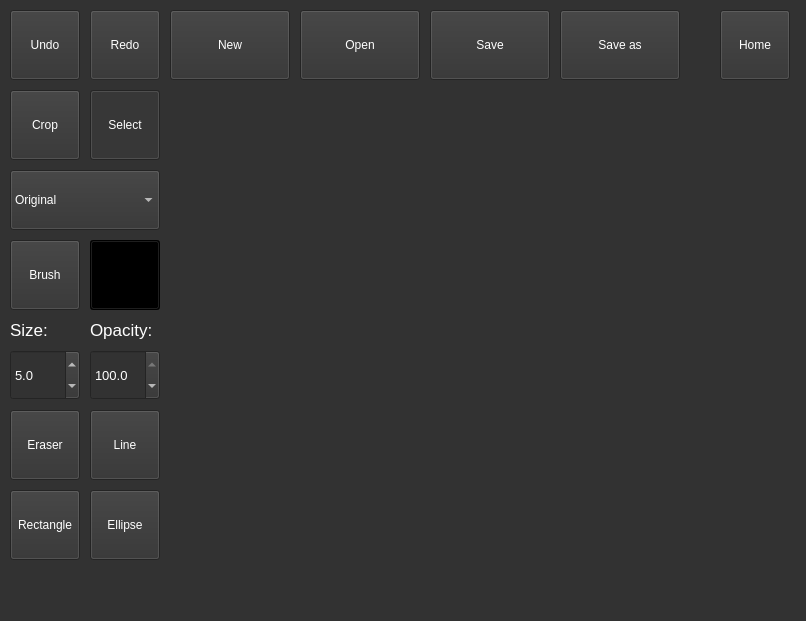
Above: designs/image_editor_window.ui from DaryaSanina/media-editor before the change. Below: the same form after it.
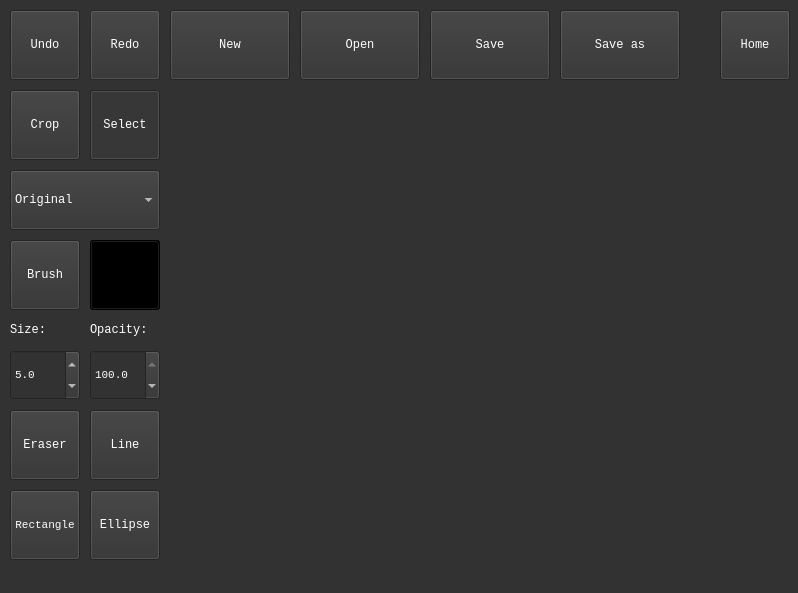
That is the form after the change.

```diff
--- a/designs/image_editor_window.ui
+++ b/designs/image_editor_window.ui
@@ -6,10 +6,16 @@
    <rect>
     <x>0</x>
     <y>0</y>
-    <width>806</width>
-    <height>621</height>
+    <width>798</width>
+    <height>593</height>
    </rect>
   </property>
+  <property name="sizePolicy">
+   <sizepolicy hsizetype="Fixed" vsizetype="Fixed">
+    <horstretch>0</horstretch>
+    <verstretch>0</verstretch>
+   </sizepolicy>
+  </property>
   <property name="windowTitle">
    <string>Image Editor</string>
   </property>
@@ -26,6 +32,11 @@
       <height>70</height>
      </rect>
     </property>
+    <property name="font">
+     <font>
+      <family>Consolas</family>
+     </font>
+    </property>
     <property name="styleSheet">
      <string notr="true">color: white;</string>
     </property>
@@ -42,6 +53,11 @@
       <height>70</height>
      </rect>
     </property>
+    <property name="font">
+     <font>
+      <family>Consolas</family>
+     </font>
+    </property>
     <property name="styleSheet">
      <string notr="true">color: white;</string>
     </property>
@@ -58,6 +74,11 @@
       <height>70</height>
      </rect>
     </property>
+    <property name="font">
+     <font>
+      <family>Consolas</family>
+     </font>
+    </property>
     <property name="styleSheet">
      <string notr="true">color: white;</string>
     </property>
@@ -74,6 +95,11 @@
       <height>70</height>
      </rect>
     </property>
+    <property name="font">
+     <font>
+      <family>Consolas</family>
+     </font>
+    </property>
     <property name="styleSheet">
      <string notr="true">color: white;</string>
     </property>
@@ -90,6 +116,11 @@
       <height>70</height>
      </rect>
     </property>
+    <property name="font">
+     <font>
+      <family>Consolas</family>
+     </font>
+    </property>
     <property name="styleSheet">
      <string notr="true">color: white</string>
     </property>
@@ -112,6 +143,11 @@
       <height>70</height>
      </rect>
     </property>
+    <property name="font">
+     <font>
+      <family>Consolas</family>
+     </font>
+    </property>
     <property name="styleSheet">
      <string notr="true">color: white</string>
     </property>
@@ -137,6 +173,11 @@
       <height>70</height>
      </rect>
     </property>
+    <property name="font">
+     <font>
+      <family>Consolas</family>
+     </font>
+    </property>
     <property name="styleSheet">
      <string notr="true">color: white</string>
     </property>
@@ -175,6 +216,11 @@
       <height>70</height>
      </rect>
     </property>
+    <property name="font">
+     <font>
+      <family>Consolas</family>
+     </font>
+    </property>
     <property name="styleSheet">
      <string notr="true">color: white</string>
     </property>
@@ -197,6 +243,11 @@
       <height>70</height>
      </rect>
     </property>
+    <property name="font">
+     <font>
+      <family>Consolas</family>
+     </font>
+    </property>
     <property name="styleSheet">
      <string notr="true">color: white</string>
     </property>
@@ -219,6 +270,12 @@
       <height>70</height>
      </rect>
     </property>
+    <property name="font">
+     <font>
+      <family>Consolas</family>
+      <pointsize>8</pointsize>
+     </font>
+    </property>
     <property name="styleSheet">
      <string notr="true">color: white</string>
     </property>
@@ -241,6 +298,11 @@
       <height>70</height>
      </rect>
     </property>
+    <property name="font">
+     <font>
+      <family>Consolas</family>
+     </font>
+    </property>
     <property name="styleSheet">
      <string notr="true">color: white</string>
     </property>
@@ -263,6 +325,11 @@
       <height>60</height>
      </rect>
     </property>
+    <property name="font">
+     <font>
+      <family>Consolas</family>
+     </font>
+    </property>
     <property name="styleSheet">
      <string notr="true">color: white</string>
     </property>
@@ -346,7 +413,8 @@
     </property>
     <property name="font">
      <font>
-      <pointsize>13</pointsize>
+      <family>Consolas</family>
+      <pointsize>9</pointsize>
      </font>
     </property>
     <property name="styleSheet">
@@ -367,7 +435,8 @@
     </property>
     <property name="font">
      <font>
-      <pointsize>13</pointsize>
+      <family>Consolas</family>
+      <pointsize>9</pointsize>
      </font>
     </property>
     <property name="styleSheet">
@@ -388,7 +457,8 @@
     </property>
     <property name="font">
      <font>
-      <pointsize>10</pointsize>
+      <family>Consolas</family>
+      <pointsize>8</pointsize>
      </font>
     </property>
     <property name="styleSheet">
@@ -415,7 +485,8 @@
     </property>
     <property name="font">
      <font>
-      <pointsize>10</pointsize>
+      <family>Consolas</family>
+      <pointsize>8</pointsize>
      </font>
     </property>
     <property name="styleSheet">
@@ -443,6 +514,11 @@
       <height>70</height>
      </rect>
     </property>
+    <property name="font">
+     <font>
+      <family>Consolas</family>
+     </font>
+    </property>
     <property name="styleSheet">
      <string notr="true">color: white</string>
     </property>
@@ -459,6 +535,11 @@
       <height>70</height>
      </rect>
     </property>
+    <property name="font">
+     <font>
+      <family>Consolas</family>
+     </font>
+    </property>
     <property name="styleSheet">
      <string notr="true">color: white</string>
     </property>
@@ -484,6 +565,11 @@
       <height>70</height>
      </rect>
     </property>
+    <property name="font">
+     <font>
+      <family>Consolas</family>
+     </font>
+    </property>
     <property name="styleSheet">
      <string notr="true">color: white</string>
     </property>
```
Left out of the diff: 2 changed lines with no effect on the pictures.
